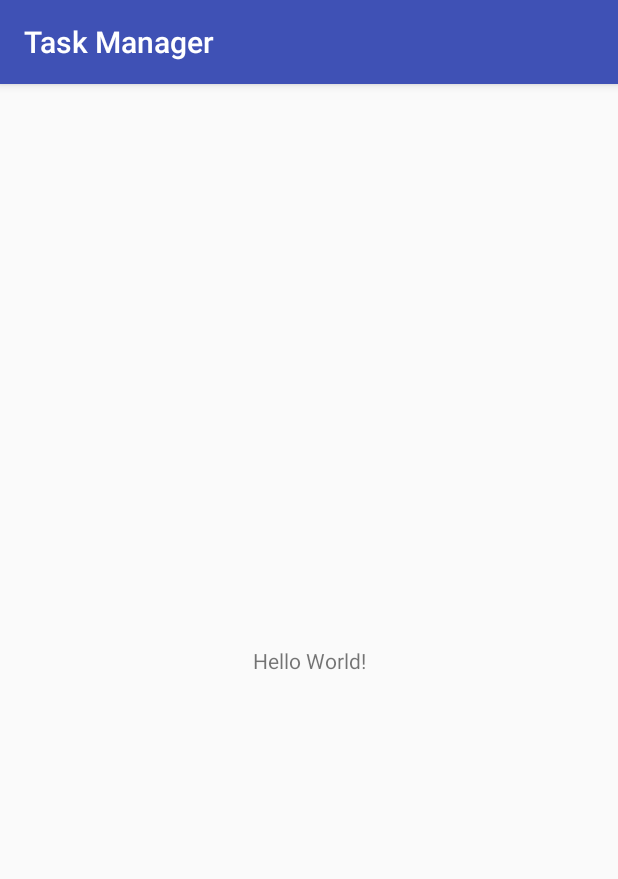
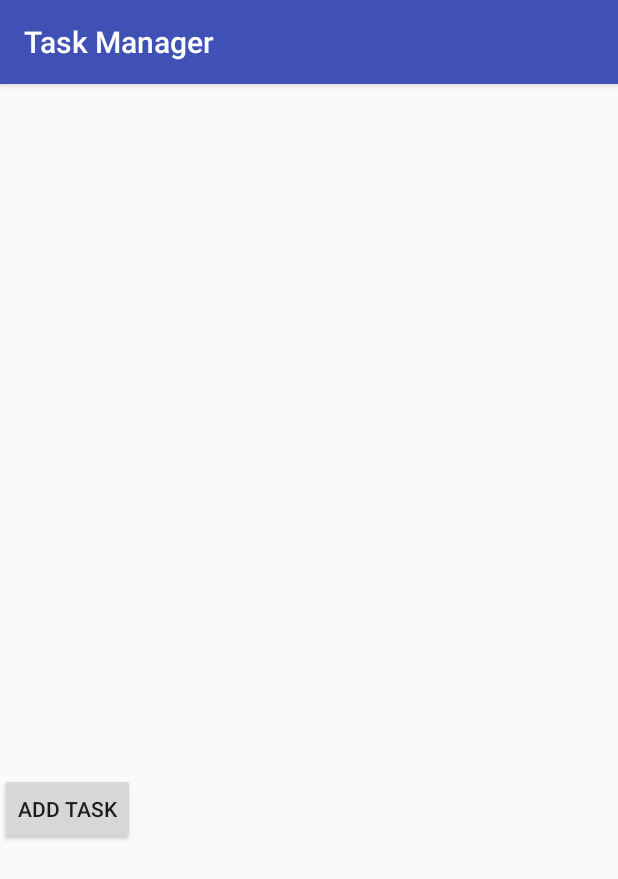
Before and after one commit to QaiWalker/TaskManager, an Android app: the screen it shows after launch (MainActivity), on a phone screen of 412 x 824 dp. Shown: the top 879 px of the screen. Run offline under Robolectric (Android 15) with nearby library versions, the phone set to English and light mode, and no system bars.

Commit message:
Final Push

```diff
--- a/app/src/main/AndroidManifest.xml
+++ b/app/src/main/AndroidManifest.xml
@@ -16,6 +16,12 @@
                 <category android:name="android.intent.category.LAUNCHER" />
             </intent-filter>
         </activity>
+        <activity android:name=".AddActivity" />
+
+        <receiver
+            android:name=".ScheduledNotificationReceiver"
+            android:enabled="true"
+            android:exported="true"></receiver>
     </application>
 
 </manifest>
--- /dev/null
+++ b/app/src/main/java/com/myapplicationdev/android/taskmanager/DBHelper.java
@@ -0,0 +1,70 @@
+package com.myapplicationdev.android.taskmanager;
+
+import android.content.ContentValues;
+import android.content.Context;
+import android.database.Cursor;
+import android.database.sqlite.SQLiteDatabase;
+import android.database.sqlite.SQLiteOpenHelper;
+import android.util.Log;
+
+import java.util.ArrayList;
+
+public class DBHelper extends SQLiteOpenHelper {
+    private static final String DATABASE_NAME = "tasks.db";
+    private static final int DATABASE_VERSION = 1;
+    private static final String TABLE_TASK = "task";
+    private static final String COLUMN_ID = "id";
+    private static final String COLUMN_NAME = "name";
+    private static final String COLUMN_DESC = "description";
+
+    public DBHelper(Context context){
+        super(context, DATABASE_NAME, null, DATABASE_VERSION);
+    }
+    @Override
+    public void onCreate(SQLiteDatabase db) {
+        String createSongTableSql = "CREATE TABLE " + TABLE_TASK + "("
+                + COLUMN_ID + " INTEGER PRIMARY KEY AUTOINCREMENT,"
+                + COLUMN_NAME + " TEXT, "
+                + COLUMN_DESC + " TEXT ) ";
+        db.execSQL(createSongTableSql);
+
+        Log.i("Info", "Records inserted");
+    }
+    @Override
+    public void onUpgrade(SQLiteDatabase db, int oldVersion, int newVersion) {
+        db.execSQL("DROP TABLE IF EXISTS " + TABLE_TASK);
+        onCreate(db);
+    }
+    public long insertTask(String name, String description) {
+        SQLiteDatabase db = this.getWritableDatabase();
+        ContentValues values = new ContentValues();
+        values.put(COLUMN_NAME, name);
+        values.put(COLUMN_DESC, description);
+        long result = db.insert(TABLE_TASK, null, values);
+        db.close();
+        Log.d("SQL Insert ",""+ result);
+        return result;
+    }
+    public ArrayList<Task> getAllTasks() {
+        ArrayList<Task> tasks = new ArrayList<Task>();
+
+        String selectQuery = "SELECT " + COLUMN_ID + ","
+                + COLUMN_NAME + ","
+                + COLUMN_DESC + " FROM " + TABLE_TASK;
+
+        SQLiteDatabase db = this.getReadableDatabase();
+        Cursor cursor = db.rawQuery(selectQuery, null);
+        if (cursor.moveToFirst()) {
+            do {
+                int id = cursor.getInt(0);
+                String name = cursor.getString(1);
+                String description = cursor.getString(2);
+                Task task = new Task(id, name, description);
+                tasks.add(task);
+            } while (cursor.moveToNext());
+        }
+        cursor.close();
+        db.close();
+        return tasks;
+    }
+}
--- a/app/src/main/java/com/myapplicationdev/android/taskmanager/MainActivity.java
+++ b/app/src/main/java/com/myapplicationdev/android/taskmanager/MainActivity.java
@@ -1,13 +1,57 @@
 package com.myapplicationdev.android.taskmanager;
 
+import android.content.Intent;
 import android.support.v7.app.AppCompatActivity;
 import android.os.Bundle;
+import android.view.View;
+import android.widget.Button;
+import android.widget.ListView;
+import android.widget.ArrayAdapter;
+
+import java.util.ArrayList;
 
 public class MainActivity extends AppCompatActivity {
+
+    ListView lvTasks;
+    Button btnAdd;
+    ArrayList<Task> task;
+    TaskAdapter aa;
+
+
 
     @Override
     protected void onCreate(Bundle savedInstanceState) {
         super.onCreate(savedInstanceState);
         setContentView(R.layout.activity_main);
+        btnAdd = findViewById(R.id.btnAdd);
+        btnAdd.setOnClickListener(new View.OnClickListener() {
+            @Override
+            public void onClick(View v) {
+                Intent intent = new Intent(MainActivity.this, AddActivity.class);
+                startActivity(intent);
+            }
+        });
+        task = new ArrayList<Task>();
+
+        DBHelper dbh = new DBHelper(MainActivity.this);
+        task.addAll(dbh.getAllTasks());
+        aa = new TaskAdapter(this, R.layout.row, task);
+        dbh.close();
+        lvTasks = (ListView)findViewById(R.id.lvTasks);
+        lvTasks.setAdapter(aa);
+        aa.notifyDataSetChanged();
+    }
+    @Override
+    protected void onActivityResult(int requestCode, int resultCode,
+                                    Intent data) {
+        super.onActivityResult(requestCode, resultCode, data);
+
+        if (resultCode == RESULT_OK && requestCode == 8){
+            task.clear();
+            DBHelper dbh = new DBHelper(MainActivity.this);
+            task.addAll(dbh.getAllTasks());
+            dbh.close();
+            aa.notifyDataSetChanged();
+        }
     }
 }
--- /dev/null
+++ b/app/src/main/java/com/myapplicationdev/android/taskmanager/TaskAdapter.java
@@ -0,0 +1,48 @@
+package com.myapplicationdev.android.taskmanager;
+
+import android.content.Context;
+import android.view.LayoutInflater;
+import android.view.View;
+import android.view.ViewGroup;
+import android.widget.ArrayAdapter;
+import android.widget.ImageView;
+import android.widget.TextView;
+
+import java.util.ArrayList;
+
+public class TaskAdapter extends ArrayAdapter<Task> {
+        private ArrayList<Task> task;
+        private Context context;
+        private TextView tvShowName, tvShowDesc;
+
+        public TaskAdapter(Context context, int resource, ArrayList<Task> objects){
+            super(context, resource, objects);
+            // Store the food that is passed to this adapter
+            task = objects;
+            // Store Context object as we would need to use it later
+            this.context = context;
+        }
+    @Override
+    public View getView(int position, View convertView, ViewGroup parent) {
+        // The usual way to get the LayoutInflater object to
+        //  "inflate" the XML file into a View object
+        LayoutInflater inflater = (LayoutInflater) context
+                .getSystemService(Context.LAYOUT_INFLATER_SERVICE);
+        // "Inflate" the row.xml as the layout for the View object
+        View rowView = inflater.inflate(R.layout.row, parent, false);
+
+        // Get the TextView object
+        tvShowName = (TextView) rowView.findViewById(R.id.tvShowName);
+        tvShowDesc = (TextView) rowView.findViewById(R.id.tvShowDesc);
+
+
+
+        Task currentTask = task.get(position);
+        // Set the TextView to show the food
+
+        tvShowName.setText(""+currentTask.getId() + currentTask.getName());
+        tvShowDesc.setText(currentTask.getDescription());
+
+        return rowView;
+    }
+}
--- a/app/src/main/res/layout/activity_main.xml
+++ b/app/src/main/res/layout/activity_main.xml
@@ -1,18 +1,22 @@
 <?xml version="1.0" encoding="utf-8"?>
-<android.support.constraint.ConstraintLayout xmlns:android="http://schemas.android.com/apk/res/android"
+<LinearLayout xmlns:android="http://schemas.android.com/apk/res/android"
     xmlns:app="http://schemas.android.com/apk/res-auto"
     xmlns:tools="http://schemas.android.com/tools"
     android:layout_width="match_parent"
     android:layout_height="match_parent"
+    android:orientation="vertical"
     tools:context=".MainActivity">
 
-    <TextView
+    <ListView
+        android:id="@+id/lvTasks"
+        android:layout_width="match_parent"
+        android:layout_height="459dp" >
+
+    </ListView>
+
+    <Button
+        android:id="@+id/btnAdd"
         android:layout_width="wrap_content"
         android:layout_height="wrap_content"
-        android:text="Hello World!"
-        app:layout_constraintBottom_toBottomOf="parent"
-        app:layout_constraintLeft_toLeftOf="parent"
-        app:layout_constraintRight_toRightOf="parent"
-        app:layout_constraintTop_toTopOf="parent" />
-
-</android.support.constraint.ConstraintLayout>
+        android:text="Add Task" />
+</LinearLayout>
```
Also changed, not shown: app/src/main/java/com/myapplicationdev/android/taskmanager/AddActivity.java (added, +71 -0 lines), app/src/main/java/com/myapplicationdev/android/taskmanager/ScheduledNotificationReceiver.java (added, +48 -0 lines), app/src/main/java/com/myapplicationdev/android/taskmanager/Task.java (added, +40 -0 lines), app/src/main/res/layout/activity_add.xml (added, +69 -0 lines), app/src/main/res/layout/row.xml (added, +16 -0 lines).
